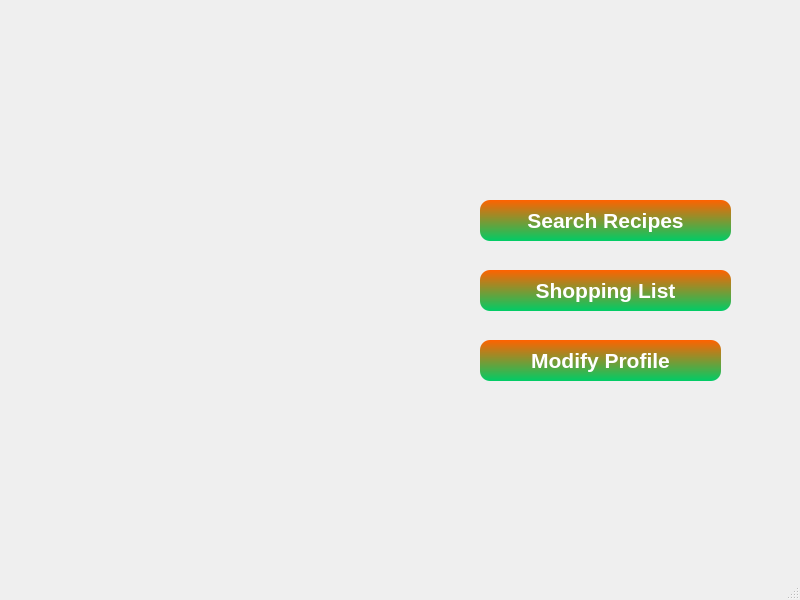
Old version of the form 3_Solution/Client/DummyChefInterface/clientmainwindow.ui in the repository CiocAlexandru/2025_CAM_DummyChef.
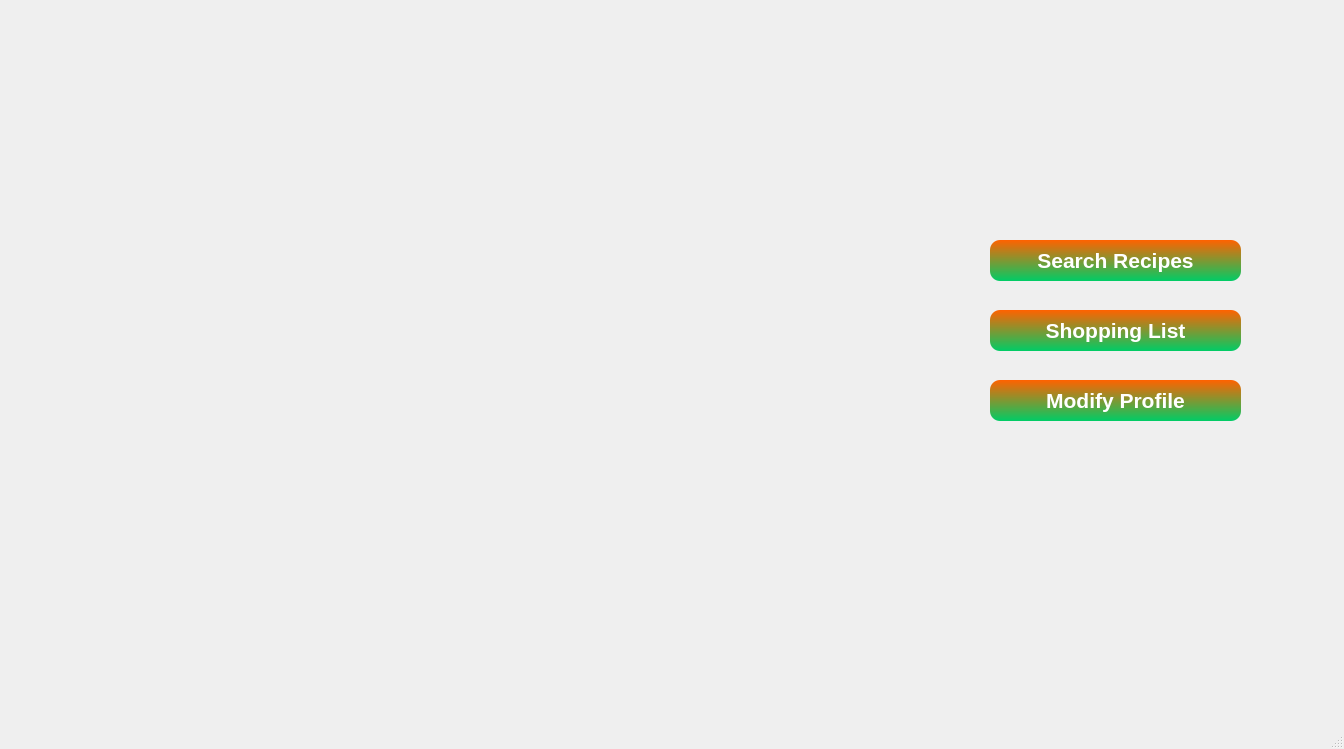
New version of the form.

The edit to the form file:
```diff
--- a/3_Solution/Client/DummyChefInterface/clientmainwindow.ui
+++ b/3_Solution/Client/DummyChefInterface/clientmainwindow.ui
@@ -6,8 +6,8 @@
    <rect>
     <x>0</x>
     <y>0</y>
-    <width>800</width>
-    <height>600</height>
+    <width>1344</width>
+    <height>749</height>
    </rect>
   </property>
   <property name="windowTitle">
@@ -17,8 +17,8 @@
    <widget class="QPushButton" name="searchRecipesButton">
     <property name="geometry">
      <rect>
-      <x>480</x>
-      <y>200</y>
+      <x>990</x>
+      <y>240</y>
       <width>251</width>
       <height>41</height>
      </rect>
@@ -53,8 +53,8 @@
    <widget class="QPushButton" name="shoppingListButton">
     <property name="geometry">
      <rect>
-      <x>480</x>
-      <y>270</y>
+      <x>990</x>
+      <y>310</y>
       <width>251</width>
       <height>41</height>
      </rect>
@@ -89,9 +89,9 @@
    <widget class="QPushButton" name="modifyProfileButton">
     <property name="geometry">
      <rect>
-      <x>480</x>
-      <y>340</y>
-      <width>241</width>
+      <x>990</x>
+      <y>380</y>
+      <width>251</width>
       <height>41</height>
      </rect>
     </property>
```
Left out of the diff: 2 changed lines with no effect on the pictures.
